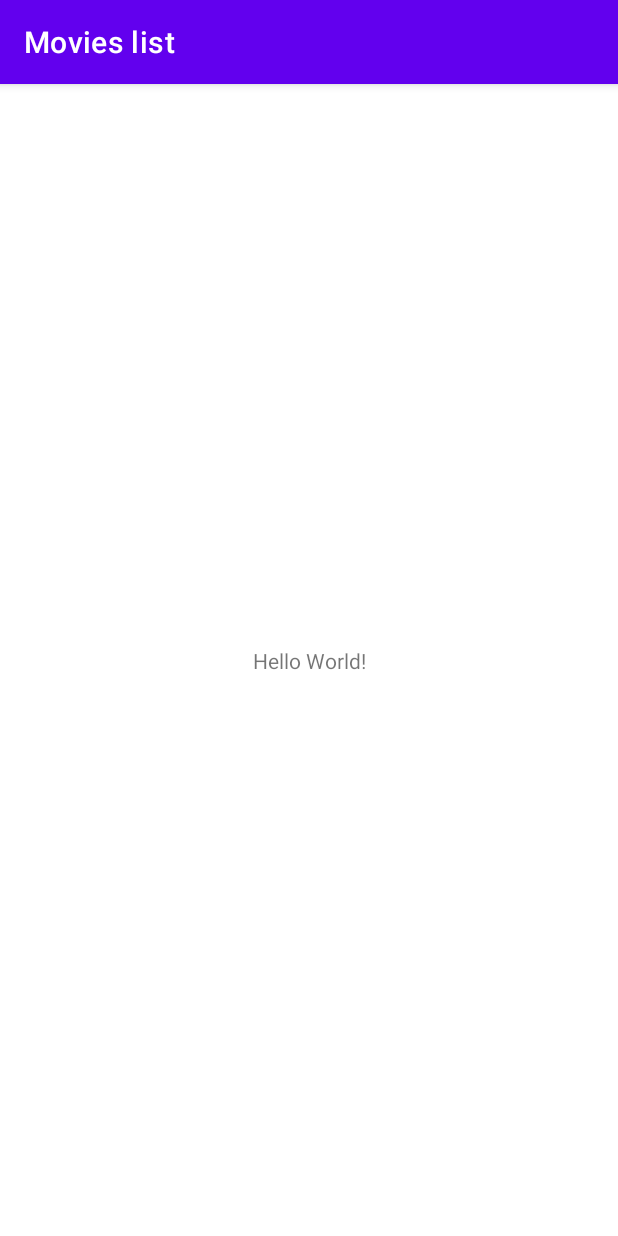
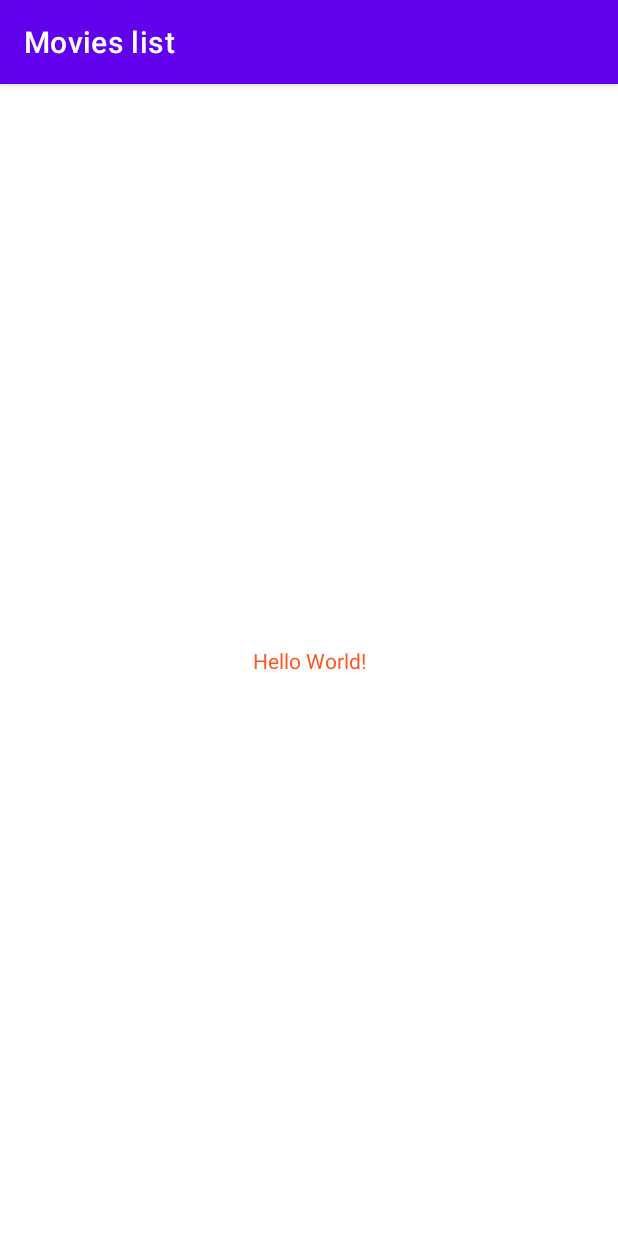
Before and after one commit to josean220902/README, an Android app: the screen it shows after launch (MainActivity), on a phone screen of 412 x 824 dp. Run offline under Robolectric (Android 15) with nearby library versions, the phone set to English and light mode, and no system bars.

Commit message:
Primera version del proyecto

```diff
--- a/app/src/main/java/com/example/listadepeliculas/MainActivity.kt
+++ b/app/src/main/java/com/example/listadepeliculas/MainActivity.kt
@@ -8,11 +8,33 @@ class MainActivity : AppCompatActivity() {
     override fun onCreate(savedInstanceState: Bundle?) {
         super.onCreate(savedInstanceState)
         setContentView(R.layout.activity_main)
-        Log.d("joseluis", "onCreate")
+        Log.d("joseluis", "La actividad se ha creado")
+    }
+    override fun onStart() {
+        super.onStart()
+        Log.d("joseluis","Pasa a estado visible")
+    }
+    override fun onPause() {
+        super.onPause()
+        Log.d("joseluis","Sale de estado visible")
+    }
+    override fun onResume() {
+        super.onResume()
+        Log.d("joseluis", "Empieza el estado foreground")
     }
 
-    override fun onResume() {
-        super.onResume()
-        Log.d("joseluis", "onResume")
+    override fun onStop() {
+        super.onStop()
+        Log.d("joseluis","la aplicacion se ha parado")
     }
+
+
+    override fun onDestroy() {
+        super.onDestroy()
+        Log.d("joseluis","La actividad se ha destruido")
+    }
+
+
+
+
 }
--- a/app/src/main/res/layout/activity_main.xml
+++ b/app/src/main/res/layout/activity_main.xml
@@ -9,7 +9,8 @@
     <TextView
         android:layout_width="wrap_content"
         android:layout_height="wrap_content"
-        android:text="Hello World!"
+        android:text="@string/hola"
+        android:textColor="@color/primary"
         app:layout_constraintBottom_toBottomOf="parent"
         app:layout_constraintLeft_toLeftOf="parent"
         app:layout_constraintRight_toRightOf="parent"
--- a/app/src/main/res/values/colors.xml
+++ b/app/src/main/res/values/colors.xml
@@ -7,4 +7,6 @@
     <color name="teal_700">#FF018786</color>
     <color name="black">#FF000000</color>
     <color name="white">#FFFFFFFF</color>
+    <color name="primary">#FF5722</color>
+    <color name="secundary">#00BCD4</color>
 </resources>
--- a/app/src/main/res/values/strings.xml
+++ b/app/src/main/res/values/strings.xml
@@ -1,3 +1,4 @@
 <resources>
     <string name="app_name">Movies list</string>
+    <string name="hola">Hello World!</string>
 </resources>
```
Also changed, not shown: 1 other file.
